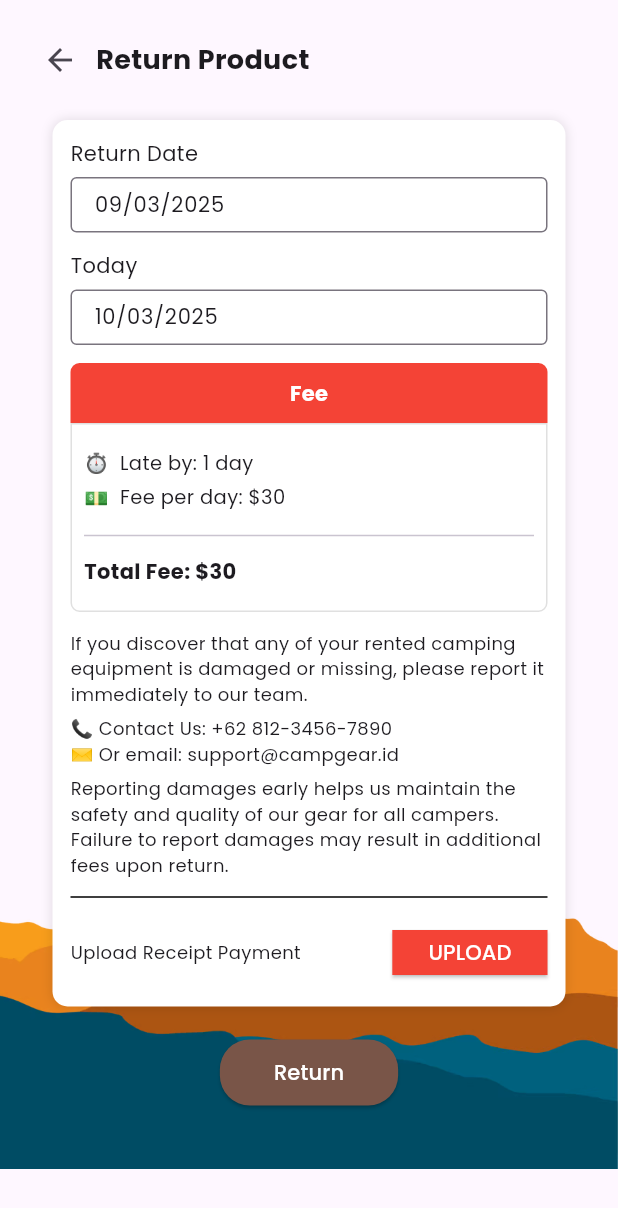
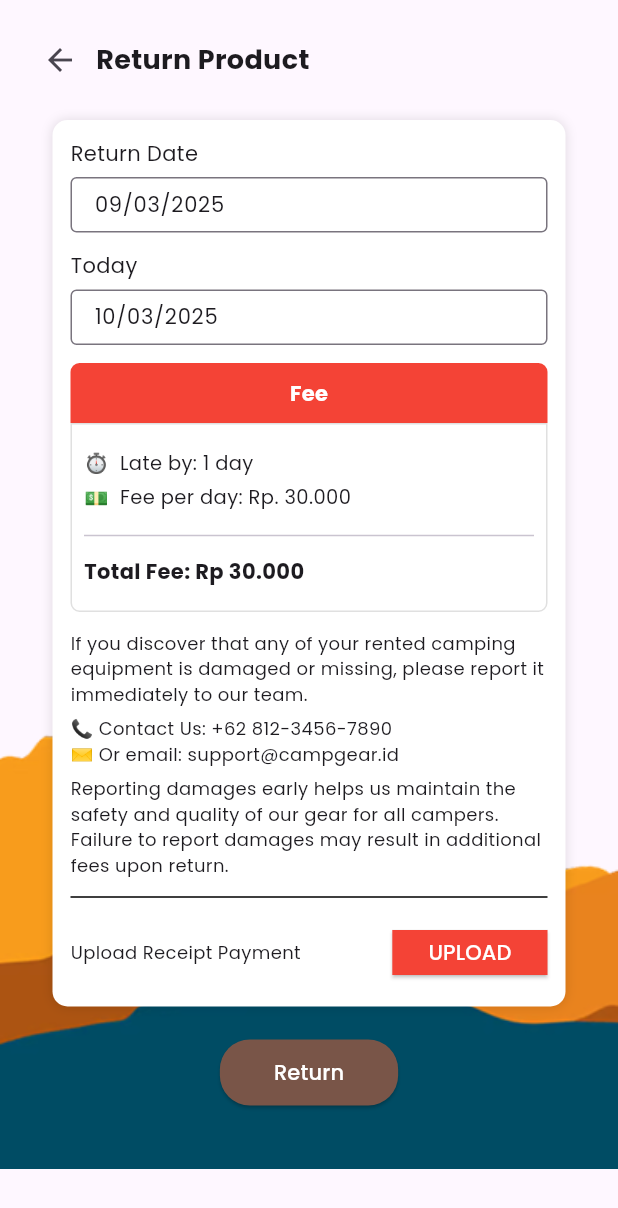
Before and after one commit to alfifariz15/Tugas3-Provis, a Flutter app: the ReturnProductPage screen opened directly, on a phone screen of 412 x 824 dp. Shown: the top 1208 px of the screen. Run offline on Flutter 3.47's test engine with Material 3 defaults, Android fonts, the phone set to English and light mode, and no system bars.

Commit message:
Revisi Fix

```diff
--- a/lib/Payment/checkout.dart
+++ b/lib/Payment/checkout.dart
@@ -93,10 +93,7 @@ class _CheckoutPageState extends State<CheckoutPage> {
         leading: IconButton(
           icon: const Icon(Icons.arrow_back, color: Colors.black),
           onPressed: () {
-            Navigator.push(
-              context,
-              MaterialPageRoute(builder: (context) => CartPage()),
-            );
+            Navigator.pop(context);
           },
         ),
         backgroundColor: Colors.white,
--- a/lib/Payment/payment.dart
+++ b/lib/Payment/payment.dart
@@ -18,10 +18,7 @@ class Payment extends StatelessWidget {
         leading: IconButton(
           icon: const Icon(Icons.arrow_back, color: Colors.black),
           onPressed: () {
-            Navigator.pushReplacement(
-              context,
-              MaterialPageRoute(builder: (context) => const CheckoutPage()),
-            );
+            Navigator.pop(context);
           },
         ),
         backgroundColor: Colors.white,
--- a/lib/Payment/pickup.dart
+++ b/lib/Payment/pickup.dart
@@ -21,10 +21,7 @@ class PickupPage extends StatelessWidget {
                 child: IconButton(
                   icon: const Icon(Icons.arrow_back),
                   onPressed: () {
-                    Navigator.push(
-                      context,
-                      MaterialPageRoute(builder: (context) => const ConfirmPage()),
-                    );
+                    Navigator.pop(context);
                   },
                 ),
               ),
--- a/lib/Payment/waiting.dart
+++ b/lib/Payment/waiting.dart
@@ -21,10 +21,7 @@ class ConfirmPage extends StatelessWidget {
                 child: IconButton(
                   icon: const Icon(Icons.arrow_back),
                   onPressed: () {
-                    Navigator.push(
-                      context,
-                      MaterialPageRoute(builder: (context) => const Payment()),
-                    );
+                    Navigator.pop(context);
                   },
                 ),
               ),
--- a/lib/Transaction History/return_barang_fee.dart
+++ b/lib/Transaction History/return_barang_fee.dart
@@ -19,7 +19,7 @@ class _ReturnProductPageState extends State<ReturnProductPage> {
             child: Align(
               alignment: Alignment.bottomCenter,
               child: Image.asset(
-                'assets/mountain_background.png',
+                'assets/bg.png',
                 fit: BoxFit.cover,
                 width: double.infinity,
               ),
@@ -138,14 +138,14 @@ class _ReturnProductPageState extends State<ReturnProductPage> {
                                       ),
                                       SizedBox(height: 4),
                                       Text(
-                                        "💵  Fee per day: \$30",
+                                        "💵  Fee per day: \Rp. 30.000",
                                         style: TextStyle(fontSize: 13, fontFamily: 'Poppins'),
                                       ),
                                       SizedBox(height: 8),
                                       Divider(thickness: 1),
                                       SizedBox(height: 6),
                                       Text(
-                                        "Total Fee: \$30",
+                                        "Total Fee: \Rp 30.000",
                                         style: TextStyle(
                                           fontSize: 14,
                                           fontWeight: FontWeight.bold,
```
Also changed, not shown: lib/Transaction History/transaction_history.dart (+0 -7 lines), lib/home.dart (+30 -8 lines), lib/home/detail_product.dart (+11 -5 lines).
